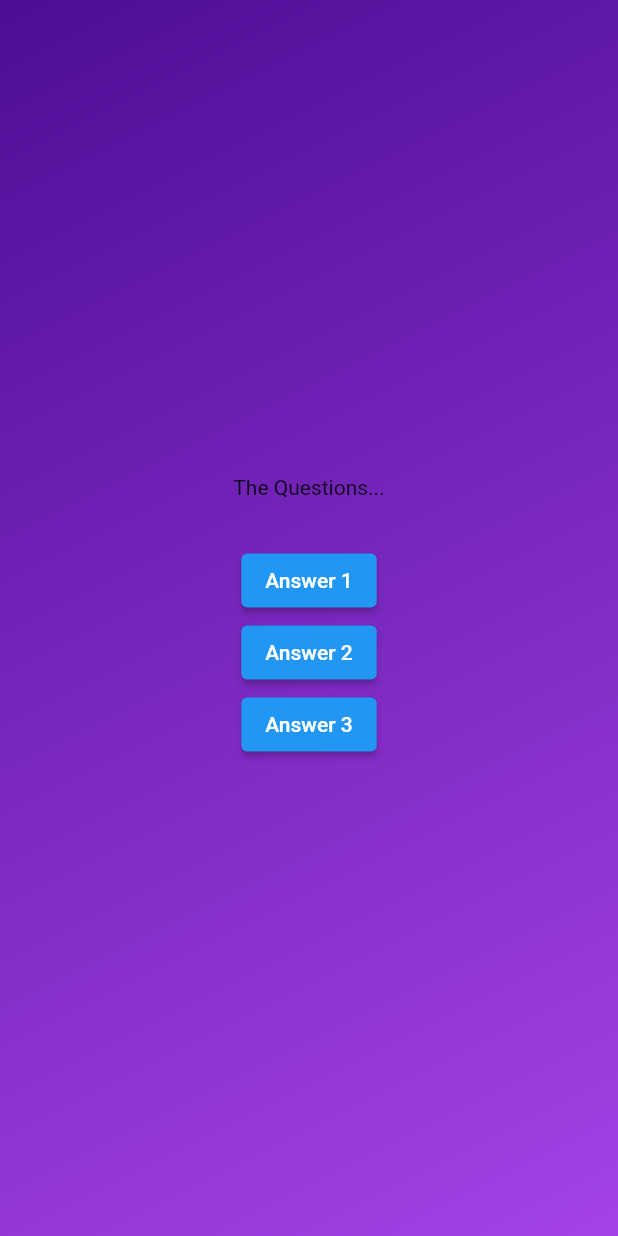
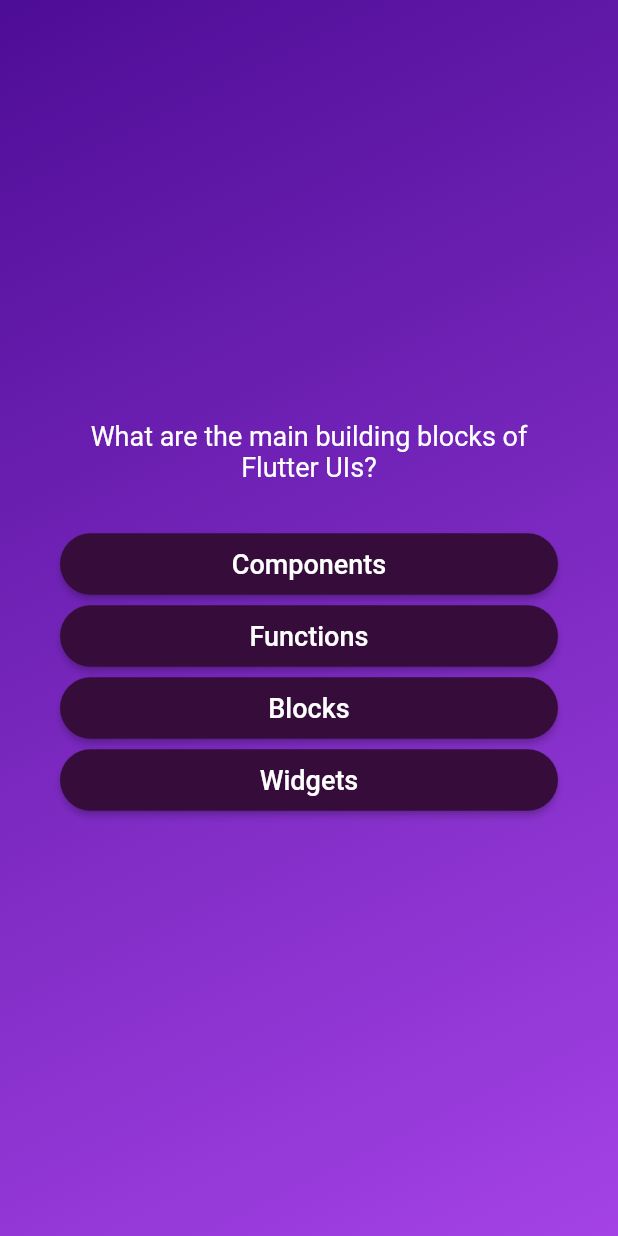
Before and after one commit to stratosfloor/quiz-app, a Flutter app: the screen it shows after launch, after a tap on "Start Quiz!", on a phone screen of 412 x 824 dp. Run offline on Flutter 3.47's test engine with Material 2 defaults, Android fonts, the phone set to English and light mode, and no system bars.

Commit message:
Add answers dynamiclly

```diff
--- a/lib/questions_screen.dart
+++ b/lib/questions_screen.dart
@@ -1,4 +1,6 @@
 import 'package:flutter/material.dart';
+import 'package:quiz_app/answer_button.dart';
+import 'package:quiz_app/data/questions.dart';
 
 class QuestionsScreen extends StatefulWidget {
   const QuestionsScreen({super.key});
@@ -11,26 +13,27 @@ class QuestionsScreen extends StatefulWidget {
 class _QuestionsScreenState extends State<QuestionsScreen> {
   @override
   Widget build(context) {
+    final currectQuestion = questions[0];
+
     return SizedBox(
       width: double.infinity,
-      child: Column(
-        mainAxisAlignment: MainAxisAlignment.center,
-        children: [
-          const Text('The Questions...'),
-          const SizedBox(height: 30),
-          ElevatedButton(
-            onPressed: () {},
-            child: Text('Answer 1'),
-          ),
-          ElevatedButton(
-            onPressed: () {},
-            child: Text('Answer 2'),
-          ),
-          ElevatedButton(
-            onPressed: () {},
-            child: Text('Answer 3'),
-          )
-        ],
+      child: Container(
+        margin: const EdgeInsets.all(40),
+        child: Column(
+          mainAxisAlignment: MainAxisAlignment.center,
+          crossAxisAlignment: CrossAxisAlignment.stretch,
+          children: [
+            Text(
+              currectQuestion.question,
+              style: const TextStyle(color: Colors.white, fontSize: 18),
+              textAlign: TextAlign.center,
+            ),
+            const SizedBox(height: 30),
+            ...currectQuestion.getShuffledAnswers().map((ans) {
+              return AnswerButton(answerText: ans, onClick: () {});
+            })
+          ],
+        ),
       ),
     );
   }
```
